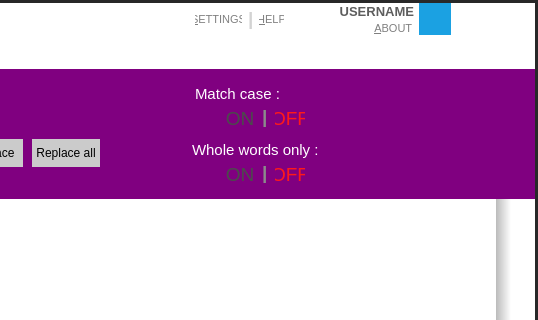
This is Sources/mainwindow.ui in Sineaggi/CutePad as Qt 5 draws it before an edit; both pictures show x 514 to 1052 and y 0 to 320 of the 1052 by 675 pixel window. The edited form follows.
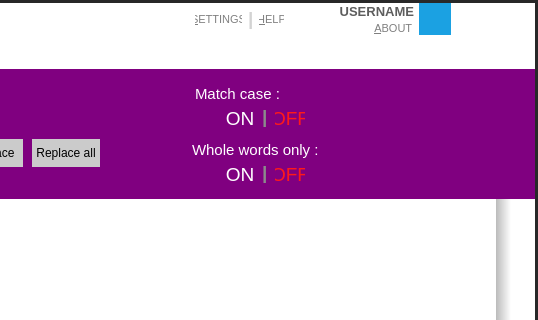
This is the edited form. Icons and pictures are not drawn.

Commit message: Change deactivated "match case" and "whoe words only" colors from grey to white

What changed in the file:
```diff
--- a/Sources/mainwindow.ui
+++ b/Sources/mainwindow.ui
@@ -5263,15 +5263,15 @@
               </property>
               <property name="styleSheet">
                <string notr="true">QPushButton {
-
-background : none;
-border : 0px  solid rgb(172,172,172);
-color : rgb(75, 75, 75);
-
+    background : none;
+    /*border: 0px solid rgb(172,172,172);*/
+    border: none;
+    /*color: rgb(75, 75, 75);*/
+    color: white;
 }
- QPushButton:hover , QPushButton:selected  ,  QPushButton:checked {
-color :  rgb(27,161,226);
 
+QPushButton:hover, QPushButton:selected, QPushButton:checked {
+    color: rgb(27,161,226);
 }
 </string>
               </property>
@@ -5598,15 +5598,15 @@
               </property>
               <property name="styleSheet">
                <string notr="true">QPushButton {
-
-background :none;
-border : 0px  solid rgb(172,172,172);
-color : rgb(75, 75, 75);
-
+    background: none;
+    /*border : 0px  solid rgb(172,172,172);*/
+    border: none;
+    /*color: rgb(75, 75, 75);*/
+    color: white;
 }
- QPushButton:hover , QPushButton:selected  ,  QPushButton:checked {
-color :  rgb(27,161,226);
 
+QPushButton:hover, QPushButton:selected, QPushButton:checked {
+    color:  rgb(27,161,226);
 }
 </string>
               </property>
```
Left out of the diff: 30 changed lines with no effect on the pictures.
